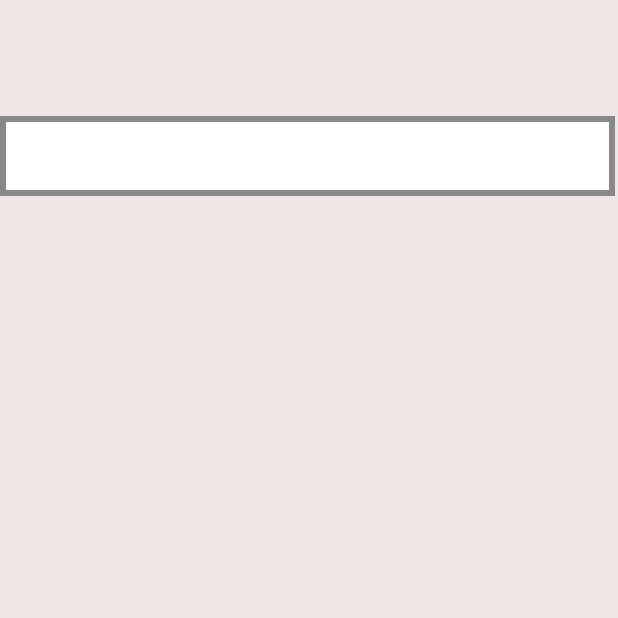
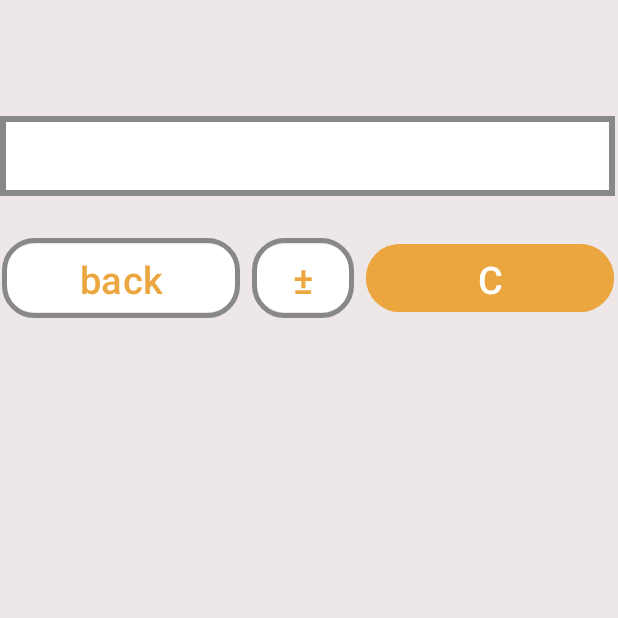
Before and after one commit to SoTokcuk/Calculator, an Android app: the screen it shows after launch (MainActivity), on a phone screen of 412 x 824 dp, the top half of it. Run offline under Robolectric (Android 15) with nearby library versions, the phone set to English and light mode, and no system bars.

Commit message:
added outline for buttons

```diff
--- /dev/null
+++ b/app/src/main/res/drawable/button_border.xml
@@ -0,0 +1,7 @@
+<shape xmlns:android="http://schemas.android.com/apk/res/android">
+    <corners android:radius="20dp" />
+    <stroke
+        android:color="@color/outline"
+        android:width="3dp"
+    />
+</shape>
--- a/app/src/main/res/layout/activity_main.xml
+++ b/app/src/main/res/layout/activity_main.xml
@@ -29,4 +29,49 @@
         app:layout_constraintHorizontal_bias="0.0"
         app:layout_constraintStart_toStartOf="parent"
         app:layout_constraintTop_toTopOf="parent" />
+
+    <LinearLayout
+        android:layout_width="408dp"
+        android:layout_height="53dp"
+        android:layout_marginTop="28dp"
+        android:orientation="horizontal"
+        app:layout_constraintEnd_toEndOf="parent"
+        app:layout_constraintHorizontal_bias="0.333"
+        app:layout_constraintStart_toStartOf="parent"
+        app:layout_constraintTop_toBottomOf="@+id/result">
+
+        <Button
+            android:id="@+id/button2"
+            android:layout_width="wrap_content"
+            android:layout_height="match_parent"
+            android:layout_weight="1"
+            android:textSize="25sp"
+            android:backgroundTint="@color/white"
+            android:textColor="@color/btn_orange"
+            android:layout_marginEnd="8dp"
+            android:foreground="@drawable/button_border"
+            android:text="@string/back" />
+
+        <Button
+            android:id="@+id/button3"
+            android:layout_width="12dp"
+            android:layout_height="match_parent"
+            android:layout_weight="1"
+            android:text="@string/plusminus"
+            android:foreground="@drawable/button_border"
+            android:backgroundTint="@color/white"
+            android:textColor="@color/btn_orange"
+            android:layout_marginEnd="8dp"
+            android:textSize="25sp" />
+
+        <Button
+            android:id="@+id/button4"
+            android:layout_width="109dp"
+            android:layout_height="match_parent"
+            android:layout_weight="1"
+            android:backgroundTint="@color/btn_orange"
+            android:textSize="25sp"
+            android:text="@string/clear" />
+    </LinearLayout>
+
 </androidx.constraintlayout.widget.ConstraintLayout>
--- a/app/src/main/res/values/colors.xml
+++ b/app/src/main/res/values/colors.xml
@@ -4,4 +4,5 @@
     <color name="white">#FFFFFFFF</color>
     <color name="back">#EDE7E7</color>
     <color name="outline">#888888</color>
+    <color name="btn_orange">#ECA640</color>
 </resources>
--- a/app/src/main/res/values/strings.xml
+++ b/app/src/main/res/values/strings.xml
@@ -1,3 +1,7 @@
 <resources>
     <string name="app_name">Calculator</string>
+    <string name="back">back</string>
+    <string name="clear">C</string>
+    <string name="error">Ошибка</string>
+    <string name="plusminus">±</string>
 </resources>
```
Also changed, not shown: 1 other file.
